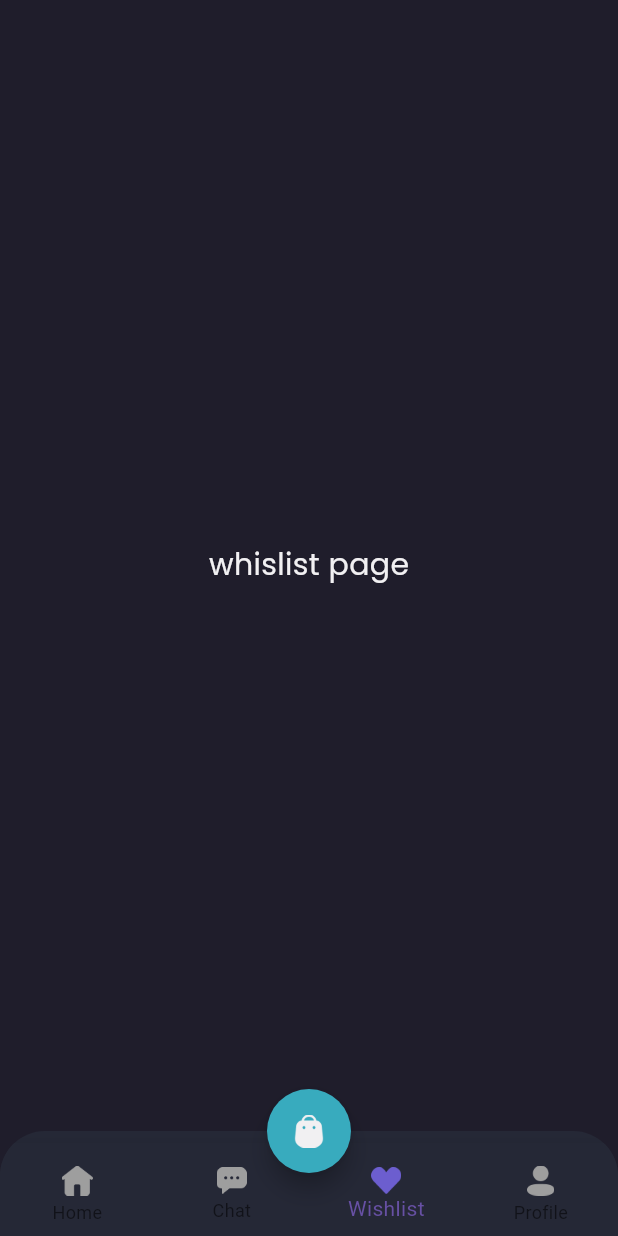
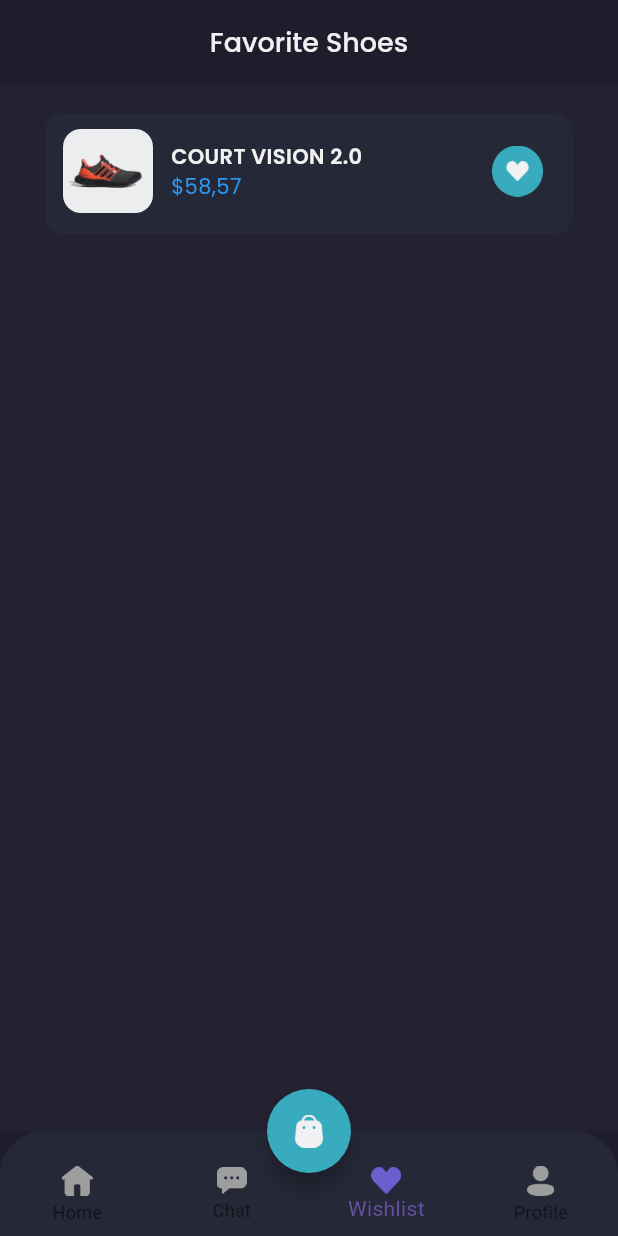
Before and after one commit to Samsulmaarif01/Shamo-Flutter-App, a Flutter app: the MainPage screen opened by its route, item 3 of the bottom bar chosen, on a phone screen of 412 x 824 dp. Run offline on Flutter 3.47's test engine with Material 3 defaults, Android fonts, the phone set to English and light mode, and no system bars; our stand-ins replace google_fonts.

Commit message:
add(wishlist_page.dart): Add contet

```diff
--- a/lib/pages/home/wishlist_page.dart
+++ b/lib/pages/home/wishlist_page.dart
@@ -1,12 +1,103 @@
 import 'package:flutter/material.dart';
 import 'package:shamo/theme.dart';
+import 'package:shamo/widgets/wishlist_card.dart';
+
 class WishlistPage extends StatelessWidget {
   const WishlistPage({super.key});
 
   @override
   Widget build(BuildContext context) {
-    return Center(
-      child: Text('whislist page', style: primaryTextStyle.copyWith(fontSize: 20),),
+    Widget header() {
+      return AppBar(
+        backgroundColor: backgroundColor1,
+        centerTitle: true,
+        title: Text(
+          'Favorite Shoes',
+          style: primaryTextStyle.copyWith(
+            fontSize: 18,
+            fontWeight: medium,
+          ),
+        ),
+        elevation: 0,
+        automaticallyImplyLeading: false,
+      );
+    }
+
+    Widget emptyWishlist() {
+      return Expanded(
+        child: Container(
+          width: double.infinity,
+          color: backgroundColor3,
+          child: Column(
+            mainAxisAlignment: MainAxisAlignment.center,
+            children: [
+              Image.asset('assets/Love Icon.png', width: 74),
+              const SizedBox(height: 23),
+              Text(
+                'You don\'t have dream shoes?',
+                style: primaryTextStyle.copyWith(
+                  fontSize: 16,
+                  fontWeight: medium,
+                ),
+              ),
+              const SizedBox(
+                height: 12,
+              ),
+              Text(
+                'Let\'s find your favorite shoes',
+                style: secondaryTextStyle,
+              ),
+              const SizedBox(height: 20),
+              SizedBox(
+                height: 44,
+                child: TextButton(
+                    onPressed: () {},
+                    style: TextButton.styleFrom(
+                      padding: const EdgeInsets.symmetric(
+                        horizontal: 24,
+                        vertical: 10,
+                      ),
+                      backgroundColor: primaryColor,
+                      shape: RoundedRectangleBorder(
+                        borderRadius: BorderRadius.circular(12),
+                      ),
+                    ),
+                    child: Text(
+                      'Explore Store',
+                      style: primaryTextStyle.copyWith(
+                        fontSize: 16,
+                        fontWeight: medium,
+                      ),
+                    )),
+              )
+            ],
+          ),
+        ),
+      );
+    }
+
+    Widget content() {
+      return Expanded(
+          child: Container(
+        color: backgroundColor3,
+        child: ListView(
+          padding: const EdgeInsets.symmetric(
+            horizontal: defaultMargin,
+          ),
+          children: const [
+            WishlistCard()
+          ],
+        ),
+      )
+      );
+    }
+
+    return Column(
+      children: [
+        header(),
+        // emptyWishlist(),
+        content(),
+      ],
     );
   }
 }
--- /dev/null
+++ b/lib/widgets/wishlist_card.dart
@@ -0,0 +1,44 @@
+import 'package:flutter/material.dart';
+import 'package:shamo/theme.dart';
+
+class WishlistCard extends StatelessWidget {
+  const WishlistCard({super.key});
+
+  @override
+  Widget build(BuildContext context) {
+    return Container(
+      margin: const EdgeInsets.only(top:20),
+      padding: const EdgeInsets.only(
+        top: 10,
+        left: 12,
+        bottom: 14,
+        right: 20,
+      ),
+      decoration: BoxDecoration(
+        color: backgroundColor4,
+        borderRadius: BorderRadius.circular(12),
+      ),
+      child: Row(children: [
+        ClipRRect(
+          borderRadius: BorderRadius.circular(12),
+          child: Image.asset('assets/Sepatu.png', width: 60,)),
+          const SizedBox(width: 12,),
+           Expanded(
+             child: Column(
+              crossAxisAlignment: CrossAxisAlignment.start,
+              children: [
+                Text('COURT VISION 2.0',
+                style: primaryTextStyle.copyWith(
+                  fontWeight: semiBold,
+                ),
+                ),
+               Text('\$58,57', style: priceTextStyle,)
+                     ],
+                    ),
+           ),
+      Image.asset('assets/Love Button blue.png', width: 34,)
+     ],
+    ),
+   );
+  }
+}
```
Also changed, not shown: assets/Love Icon.png (added).
